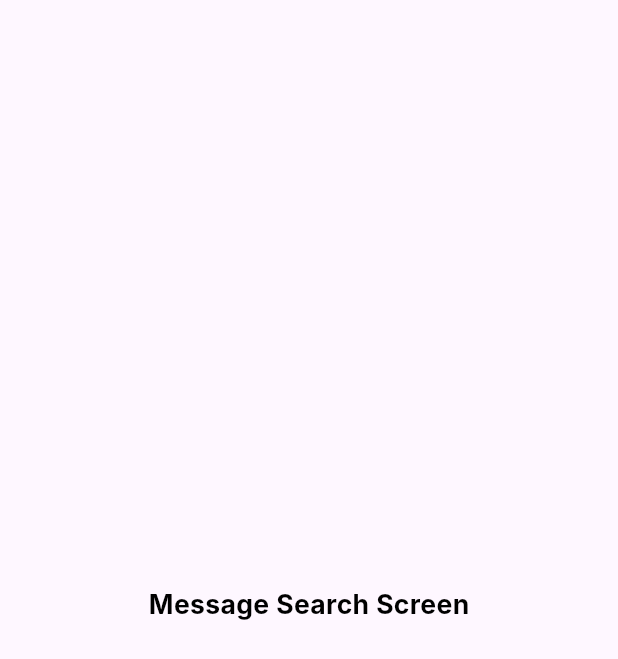
After one commit to maazkhurshid60/bips-app, a Flutter app: the MessageSearchView screen opened directly, on a phone screen of 412 x 824 dp. The commit adds this screen. Shown: the top 659 px of the screen. Run offline on Flutter 3.47's test engine with Material 3 defaults, Android fonts, the phone set to English and light mode, and no system bars; our stand-ins replace flutter_screenutil, flutter_svg, get; Roboto replaces fonts that are missing (Inter).

Commit message:
Commit: Changes in New-Desgin

```diff
--- a/lib/app/modules/dashboard/controllers/dashboard_controller.dart
+++ b/lib/app/modules/dashboard/controllers/dashboard_controller.dart
@@ -1,5 +1,8 @@
-import 'package:bips_app/app/modules/home/views/home_view.dart';
-import 'package:bips_app/app/modules/home/views/search_view.dart';
+import 'package:bips_app/app/modules/home/views/charts_view.dart';
+import 'package:bips_app/app/modules/home/views/home_sub_view.dart';
+import 'package:bips_app/app/modules/home/views/message_search_view.dart';
+import 'package:bips_app/app/modules/home/views/message_view.dart';
+import 'package:bips_app/app/modules/home/views/profile_view.dart';
 import 'package:flutter/material.dart';
 import 'package:get/get.dart';
 
@@ -18,6 +21,17 @@ class DashboardController extends GetxController {
   // -----------cashprice main section start---------
   RxInt cashpriceCurrentIndex = 0.obs;
   // -----------cashprice main section end-----------
+
+  void changeCurrentScreen(int value) {
+    activeBottomIndex.value = value;
+    update();
+  }
+
+  List<Widget> screen = [
+    const ChartsView(),
+    const MessageSearchView(),
+    const HomeSubViewss(),
+    const MessageView(),
+    const ProfileView(),
+  ].obs;
 }
-
-List<Widget> screen = [const HomeView(), const SearchView()];
--- a/lib/app/modules/dashboard/views/dashboard_view.dart
+++ b/lib/app/modules/dashboard/views/dashboard_view.dart
@@ -1,7 +1,4 @@
-import 'package:bips_app/app/modules/home/controllers/home_controller.dart';
-import 'package:bips_app/app/modules/home/views/home_sub_view.dart';
 import 'package:bips_app/app/widgets/custom_bottom_nav_bar.dart';
-import 'package:flutter/cupertino.dart';
 import 'package:flutter/material.dart';
 import 'package:flutter_screenutil/flutter_screenutil.dart';
 import 'package:flutter_svg/flutter_svg.dart';
@@ -50,10 +47,10 @@ class DashboardView extends GetView<DashboardController> {
                   height: 18.h),
             ],
             onTap: (index) {
-              controller.activeBottomIndex.value = index;
+              controller.changeCurrentScreen(index);
             },
           ),
         ),
-        body: const HomeSubViewss());
+        body: Obx(() => controller.screen[controller.activeBottomIndex.value]));
   }
 }
--- /dev/null
+++ b/lib/app/modules/home/views/message_search_view.dart
@@ -0,0 +1,29 @@
+import 'package:bips_app/app/modules/home/controllers/home_controller.dart';
+import 'package:flutter/material.dart';
+import 'package:flutter_screenutil/flutter_screenutil.dart';
+import 'package:get/get.dart';
+
+class MessageSearchView extends GetView<HomeController> {
+  const MessageSearchView({super.key});
+
+  @override
+  Widget build(BuildContext context) {
+    return Scaffold(
+      body: SafeArea(
+        child: Container(
+            padding: EdgeInsets.only(left: 20.w, right: 20.w, bottom: 20.h),
+            child: Center(
+              child: Text(
+                'Message Search Screen',
+                style: TextStyle(
+                  color: Colors.black,
+                  fontSize: 20.sp,
+                  fontFamily: 'Inter',
+                  fontWeight: FontWeight.w700,
+                ),
+              ),
+            )),
+      ),
+    );
+  }
+}
```
Also changed, not shown: lib/app/modules/home/views/charts_view.dart (added, +29 -0 lines), lib/app/modules/home/views/message_view.dart (added, +29 -0 lines), lib/app/modules/home/views/profile_view.dart (added, +29 -0 lines), assets/svgs/help.svg (added), assets/svgs/ref.svg (added).
